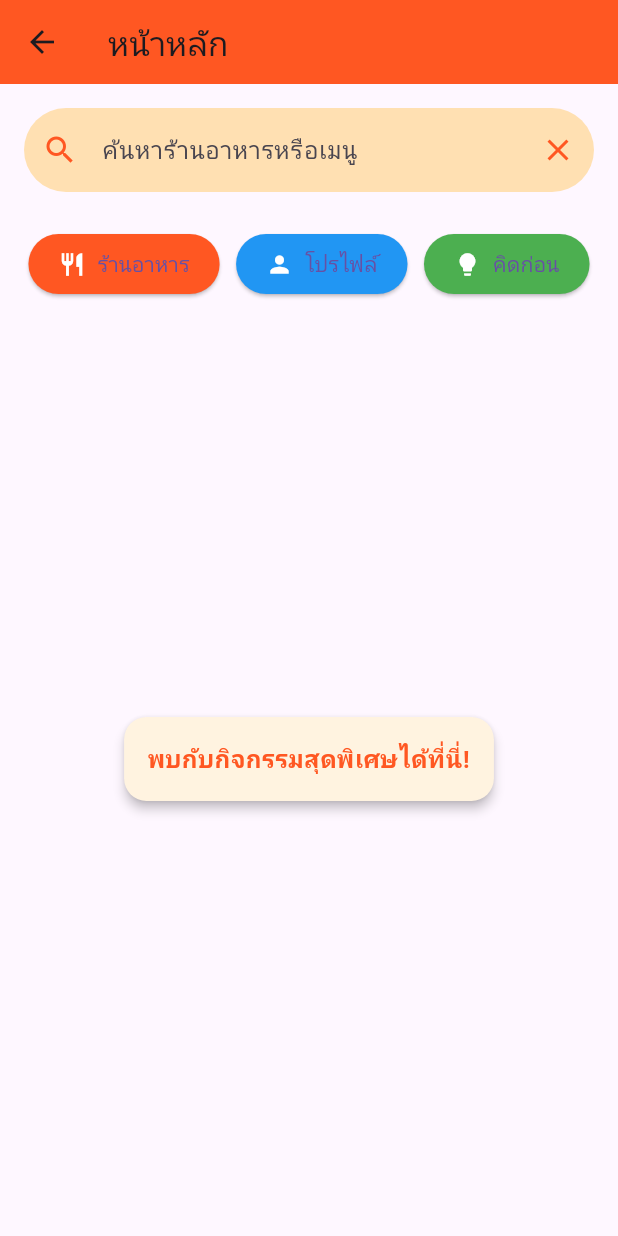
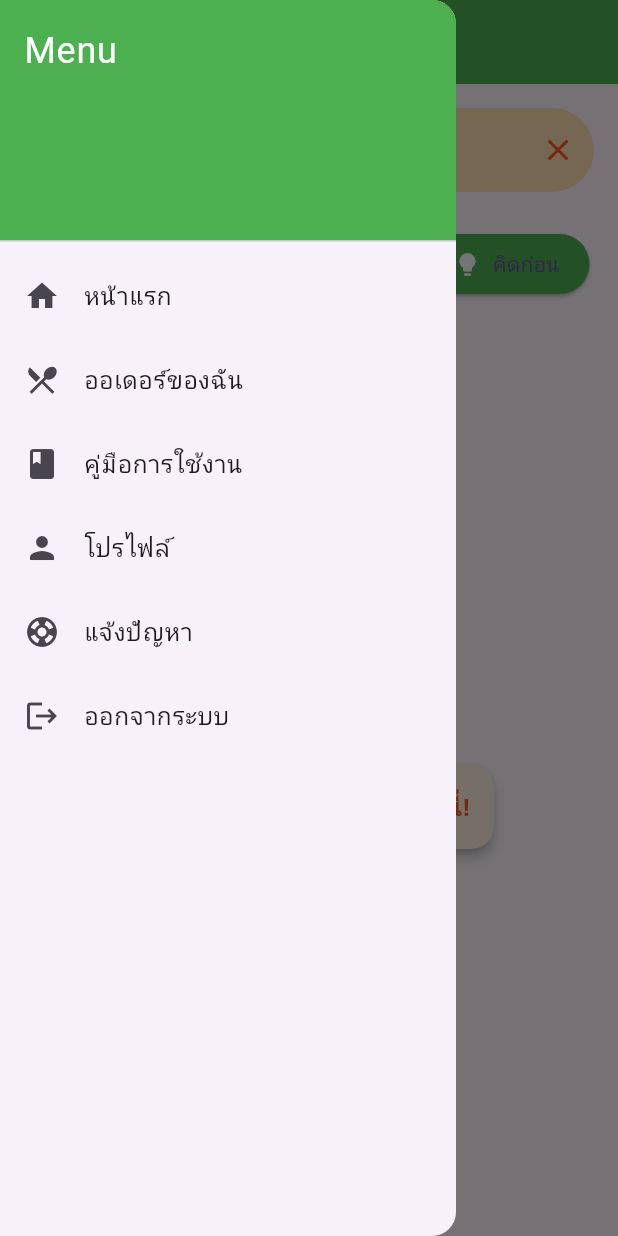
Before and after one commit to callmeohmnaja/Seafood_Main_App_Dev, a Flutter app: the HomePage screen opened directly, with the side drawer open (before the commit the screen has no drawer), on a phone screen of 412 x 824 dp. Run offline on Flutter 3.47's test engine with Material 3 defaults, Android fonts, the phone set to English and light mode, and no system bars; drawn by our look-alikes of carousel_slider; our stand-ins replace cached_network_image, cloud_firestore, curved_navigation_bar, firebase_auth, firebase_core, firebase_storage and 3 more; accounts and stored records are empty.

Commit message:
fix mainhomepage

```diff
--- a/lib/screen/mainhome_page.dart
+++ b/lib/screen/mainhome_page.dart
@@ -1,8 +1,14 @@
 import 'package:cloud_firestore/cloud_firestore.dart';
 import 'package:firebase_core/firebase_core.dart';
 import 'package:flutter/material.dart';
-import 'package:carousel_slider/carousel_slider.dart'; // อย่าลืมเพิ่มแพ็คเก็ตนี้
-import 'dart:math'; // สำหรับสุ่มข้อความ
+import 'package:carousel_slider/carousel_slider.dart';
+import 'package:seafood_app/screen/book_page.dart';
+import 'package:seafood_app/screen/food_app.dart';
+import 'package:seafood_app/screen/food_oderpage.dart';
+import 'package:seafood_app/screen/profile/profile.dart';
+import 'dart:math';
+
+import 'package:seafood_app/screen/support_page.dart'; // สำหรับสุ่มข้อความ
 
 void main() async {
   WidgetsFlutterBinding.ensureInitialized();
@@ -35,7 +41,6 @@ class _HomePageState extends State<HomePage> {
   String searchQuery = "";
   TextEditingController searchController = TextEditingController();
 
-  // คำพูดที่สุ่มขึ้นมา
   final List<String> randomMessages = [
     "พบกับกิจกรรมสุดพิเศษได้ที่นี่!",
     "ร่วมสนุกกับโปรโมชั่นพิเศษจากร้านค้าชั้นนำ!",
@@ -43,7 +48,14 @@ class _HomePageState extends State<HomePage> {
     "ร่วมเป็นส่วนหนึ่งของกิจกรรมสนุกๆ วันนี้!"
   ];
 
-  // ฟังก์ชันสุ่มคำพูด
+  late String _randomMessage; // เพิ่มตัวแปรสถานะเพื่อเก็บข้อความสุ่ม
+
+  @override
+  void initState() {
+    super.initState();
+    _randomMessage = getRandomMessage(); // สุ่มข้อความครั้งเดียวใน initState
+  }
+
   String getRandomMessage() {
     final random = Random();
     return randomMessages[random.nextInt(randomMessages.length)];
@@ -55,9 +67,94 @@ class _HomePageState extends State<HomePage> {
       appBar: AppBar(
         title: const Text('หน้าหลัก'),
         elevation: 0,
-        backgroundColor: Colors.deepOrange,
+        backgroundColor: Colors.green,
       ),
-      body: SingleChildScrollView( // ใช้ SingleChildScrollView
+      drawer: Drawer(
+        child: ListView(
+          padding: EdgeInsets.zero,
+          children: <Widget>[
+            DrawerHeader(
+              decoration: BoxDecoration(
+                color: Colors.green,
+              ),
+              child: Text(
+                'Menu',
+                style: TextStyle(
+                  color: Colors.white,
+                  fontSize: 24,
+                ),
+              ),
+            ),
+            ListTile(
+              leading: Icon(Icons.home),
+              title: Text('หน้าแรก'),
+              onTap: () {
+                Navigator.pop(context);
+                Navigator.push(
+                  context,
+                  MaterialPageRoute(builder: (context) => FoodApp()),
+                );
+              },
+            ),
+            ListTile(
+              leading: Icon(Icons.restaurant_menu),
+              title: Text('ออเดอร์ของฉัน'),
+              onTap: () {
+                Navigator.pop(context);
+                Navigator.push(
+                  context,
+                  MaterialPageRoute(
+                      builder: (context) => FoodOrderPage(
+                            initialCartItems: [],
+                          )),
+                );
+              },
+            ),
+            ListTile(
+              leading: Icon(Icons.book),
+              title: Text('คู่มือการใช้งาน'),
+              onTap: () {
+                Navigator.pop(context);
+                Navigator.push(
+                  context,
+                  MaterialPageRoute(builder: (context) => Guide()),
+                );
+              },
+            ),
+            ListTile(
+              leading: Icon(Icons.person),
+              title: Text('โปรไฟล์'),
+              onTap: () {
+                Navigator.pop(context);
+                Navigator.push(
+                  context,
+                  MaterialPageRoute(builder: (context) => ProfilePage()),
+                );
+              },
+            ),
+            ListTile(
+              leading: Icon(Icons.support),
+              title: Text('แจ้งปัญหา'),
+              onTap: () {
+                Navigator.pop(context);
+                Navigator.push(
+                  context,
+                  MaterialPageRoute(builder: (context) => SupportPage()),
+                );
+              },
+            ),
+            ListTile(
+              leading: Icon(Icons.logout),
+              title: Text('ออกจากระบบ'),
+              onTap: () {
+                Navigator.pop(context); // ใช้ pop เพื่อปิด drawer
+                // สามารถเพิ่มฟังก์ชัน logout ได้ที่นี่
+              },
+            ),
+          ],
+        ),
+      ),
+      body: SingleChildScrollView(
         child: Column(
           children: [
             Padding(
@@ -119,7 +216,11 @@ class _HomePageState extends State<HomePage> {
 
                 final menuItems = snapshot.data?.docs ?? [];
 
-                return CarouselSlider.builder(
+                return Padding(
+                  padding: const EdgeInsets.all(8.0),
+                  child: Column(
+                    children: [
+                      CarouselSlider.builder(
                         itemCount: menuItems.length,
                         options: CarouselOptions(
                           height: 250,
@@ -146,7 +247,7 @@ class _HomePageState extends State<HomePage> {
                                     child: Image.network(
                                       imageUrl,
                                       fit: BoxFit.cover,
-                                height: 200, // ปรับขนาดภาพให้เล็กลง
+                                      height: 200,
                                       width: double.infinity,
                                     ),
                                   ),
@@ -166,6 +267,10 @@ class _HomePageState extends State<HomePage> {
                             ),
                           );
                         },
+                      ),
+                      SizedBox(height: 16), // เพิ่มช่องว่างเพื่อหลีกเลี่ยงการ overflow
+                    ],
+                  ),
                 );
               },
             ),
@@ -180,7 +285,7 @@ class _HomePageState extends State<HomePage> {
                 child: Padding(
                   padding: const EdgeInsets.all(16.0),
                   child: Text(
-                    getRandomMessage(),
+                    _randomMessage, // แสดงข้อความสุ่มที่เก็บไว้
                     style: TextStyle(
                       fontSize: 16,
                       fontWeight: FontWeight.bold,
@@ -197,7 +302,6 @@ class _HomePageState extends State<HomePage> {
     );
   }
 
-  // ปุ่มที่มีไอคอนและสีตกแต่ง
   Widget _buildActionButton(String label, IconData icon, Color color) {
     return ElevatedButton.icon(
       onPressed: () {
```
Also changed, not shown: lib/screen/food_oderpage.dart (+36 -15 lines). Lines whose indentation alone changed are shown as unchanged.
